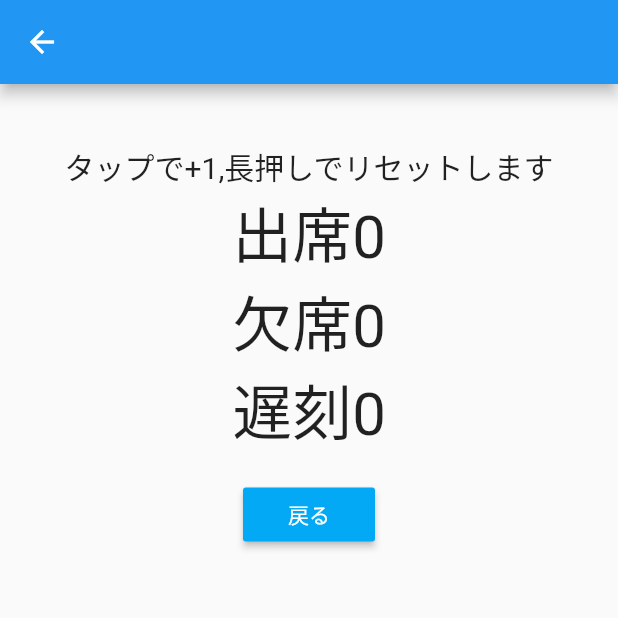
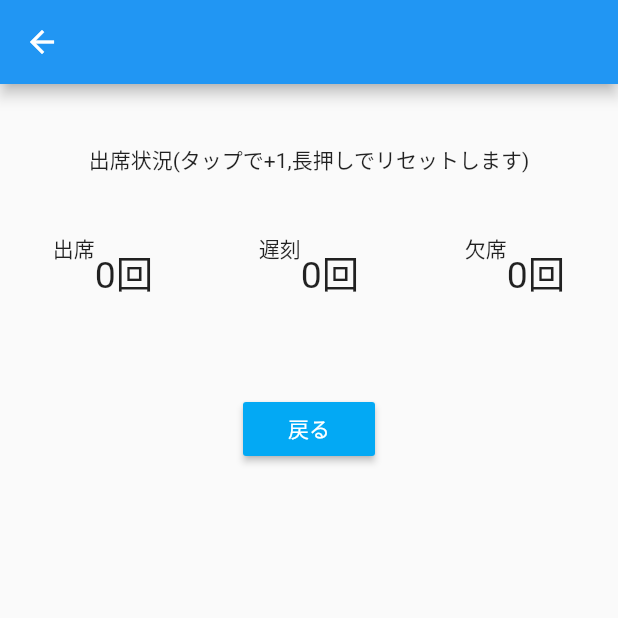
Before and after one commit to RIoYamana/fairer, a Flutter app: the ClassAttendance screen opened directly with empty values, on a phone screen of 412 x 824 dp, the top half of it. Run offline on Flutter 3.47's test engine with Material 2 defaults, Android fonts, the phone set to English and light mode, and no system bars; our stand-ins replace sqflite; accounts and stored records are empty; statements that could not run were skipped.

Commit message:
4th commit

```diff
--- a/lib/lesson/class_attendance.dart
+++ b/lib/lesson/class_attendance.dart
@@ -3,30 +3,36 @@ import 'class_data.dart';
 import 'package:path/path.dart' as path;
 import 'dart:async';
 import 'package:sqflite/sqflite.dart' as sqlite;
+
 class ClassAttendance extends StatefulWidget {
   int attend;
   int absent;
   int late;
   ClassData data;
+
   ClassAttendance({
     @required this.data,
-  })  : assert(data != null);
+  }) : assert(data != null);
+
   _ClassAttendanceState createState() => _ClassAttendanceState();
 }
 
 class _ClassAttendanceState extends State<ClassAttendance> {
-  int _counter=0;
+  int _counter = 0;
   Future<sqlite.Database> database;
-  void initState(){
+
+  void initState() {
     _openDatabase();
     super.initState();
   }
-  void _openDatabase() async{
-    database=sqlite.openDatabase(
-      path.join(await sqlite.getDatabasesPath(),'ajj.db'),
+
+  void _openDatabase() async {
+    database = sqlite.openDatabase(
+      path.join(await sqlite.getDatabasesPath(), 'ajj.db'),
       version: 1,
-    ) ;
+    );
   }
+
   Future<void> Insertclassdata(ClassData classDate) async {
     final sqlite.Database db = await database;
     await db.insert(
@@ -35,66 +41,140 @@ class _ClassAttendanceState extends State<ClassAttendance> {
       conflictAlgorithm: sqlite.ConflictAlgorithm.replace,
     );
   }
+
   Widget build(BuildContext context) {
-    if(_counter==0){
-    widget.attend=widget.data.attendance;
-    widget.absent=widget.data.absence;
-    widget.late=widget.data.late;
-    _counter=1;}
+    if (_counter == 0) {
+      widget.attend = widget.data.attendance;
+      widget.absent = widget.data.absence;
+      widget.late = widget.data.late;
+      _counter = 1;
+    }
     return Scaffold(
       appBar: AppBar(
         title: Text(
           widget.data.className,
         ),
       ),
-      body: Center(child:Column(
+      body: Column(
         children: <Widget>[
           Padding(
             padding: EdgeInsets.only(top: 40),
-            child: Text("タップで+1,長押しでリセットします",style: TextStyle(fontSize: 20),),
+            child: Text(
+              "出席状況(タップで+1,長押しでリセットします)",
+              style: TextStyle(fontSize: 14),
+
             ),
+          ),
+          Padding(
+            padding: EdgeInsets.only(top: 30,bottom: 30),
+          child:Center(
+            child: Row(
+              mainAxisAlignment: MainAxisAlignment.spaceAround,
+                children: <Widget>[
               Container(
+                child: Padding(
+                    padding: EdgeInsets.all(8),
                     child: InkWell(
-              child:Text("出席${widget.attend}",style: TextStyle(fontSize: 40),),
-                onTap: (){
+                      child: Row(children: <Widget>[
+                        Column(
+                          children: <Widget>[
+                            Text(
+                              "出席",
+                              style: TextStyle(fontSize: 14),
+                            ),
+                            Text(''),
+                            Text(''),
+                          ],
+                        ),
+                        Center(
+                          child: Text(
+                            '${widget.attend}回',
+                            style: TextStyle(fontSize: 25),
+                          ),
+                        ),
+                      ]),
+                      onTap: () {
                         setState(() {
                           widget.attend++;
                           print(widget.attend);
                         });
                       },
-                onLongPress:(){
+                      onLongPress: () {
                         setState(() {
-                  widget.attend=0;
+                          widget.attend = 0;
                         });
                       },
                     )),
+              ),
               Container(
+                child:Padding(
+                  padding: EdgeInsets.all(8),
                   child: InkWell(
-                child:Text("欠席${widget.absent}",style: TextStyle(fontSize: 40)),
-                onTap: (){
+                child: Row(children: <Widget>[
+                  Column(
+                    children: <Widget>[
+                      Text(
+                        "遅刻",
+                        style: TextStyle(fontSize: 14),
+                      ),
+                      Text(''),
+                      Text(''),
+                    ],
+                  ),
+                  Center(
+                    child: Text(
+                      '${widget.late}回',
+                      style: TextStyle(fontSize: 25),
+                    ),
+                  ),
+                ]),
+                onTap: () {
+                  setState(() {
+                    widget.late++;
+                    print(widget.late);
+                  });
+                },
+                onLongPress: () {
+                  setState(() {
+                    widget.late = 0;
+                  });
+                },
+              )),),
+              Container(
+                child:Padding(
+                  padding: EdgeInsets.all(8),
+                  child: InkWell(
+                child: Row(children: <Widget>[
+                  Column(
+                    children: <Widget>[
+                      Text(
+                        "欠席",
+                        style: TextStyle(fontSize: 14),
+                      ),
+                      Text(''),
+                      Text(''),
+                    ],
+                  ),
+                  Center(
+                    child: Text(
+                      '${widget.absent}回',
+                      style: TextStyle(fontSize: 25),
+                    ),
+                  ),
+                ]),
+                onTap: () {
                   setState(() {
                     widget.absent++;
+                    print(widget.absent);
                   });
                 },
-                onLongPress:(){
+                onLongPress: () {
                   setState(() {
-                    widget.absent=0;
+                    widget.absent = 0;
                   });
                 },
-              )),
-          Container(
-              child: InkWell(
-                child:Text("遅刻${widget.late}",style: TextStyle(fontSize: 40)),
-                onTap: (){
-                  setState(() {
-                    widget.late++;
-                  });
-                },
-                onLongPress:(){
-                  setState(() {
-                    widget.late=0;
-                  });
-                },
+              )),)
+            ]),
           )),
           Padding(
             padding: const EdgeInsets.symmetric(vertical: 16.0),
@@ -103,26 +183,29 @@ class _ClassAttendanceState extends State<ClassAttendance> {
               // 送信ボタンクリック時の処理
               onPressed: () {
                 // バリデーションチェック
-                  ClassData classdata =ClassData(
+                ClassData classdata = ClassData(
                     id: widget.data.id,
                     week: widget.data.week,
                     time: widget.data.time,
-                      className:widget.data.className,
+                    className: widget.data.className,
                     teacherName: widget.data.teacherName,
                     roomName: widget.data.roomName,
                     classCode: widget.data.classCode,
                     color: widget.data.color,
                     absence: widget.absent,
-                      late:  widget.late,
+                    late: widget.late,
                     attendance: widget.attend);
                 Insertclassdata(classdata);
                 Navigator.of(context).pop(classdata);
               },
-              child: Text('戻る',style: TextStyle(color: Colors.white),),
+              child: Text(
+                '戻る',
+                style: TextStyle(color: Colors.white),
+              ),
             ),
           ),
         ],
-      ),),
+      ),
     );
   }
 }
```
Also changed, not shown: lib/calender/calender_base.dart (+60 -7 lines), lib/calender/calender_plan_add.dart (line endings or trailing spaces). Lines whose indentation alone changed are shown as unchanged.
